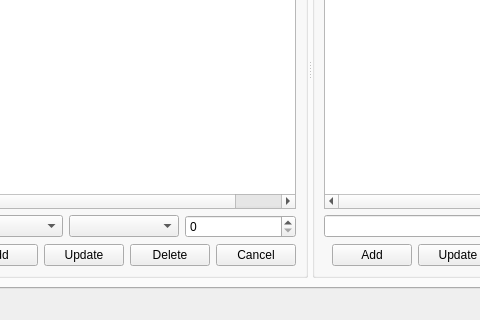
Before: the Qt Designer form pykafe/server/mainwindow.ui in jnmbk/pykafe, drawn with Qt 5; both pictures show x 104 to 584 and y 180 to 500 of the 720 by 500 pixel window.
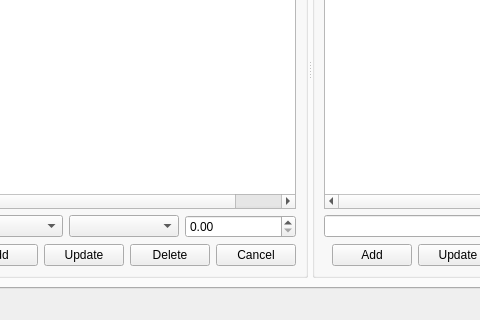
After: the same form once the commit is applied. The open tabs and pages were chosen to show the change. Icons and pictures are not drawn.

Commit message: we need a doublespinbox here

```diff
--- a/pykafe/server/mainwindow.ui
+++ b/pykafe/server/mainwindow.ui
@@ -383,7 +383,7 @@
                <widget class="QComboBox" name="orders_itemComboBox" />
               </item>
               <item>
-               <widget class="QSpinBox" name="orders_spinBox1" />
+               <widget class="QDoubleSpinBox" name="orders_spinBox1" />
               </item>
              </layout>
             </item>
```
Left out of the diff: 2 changed lines with no effect on the pictures.
